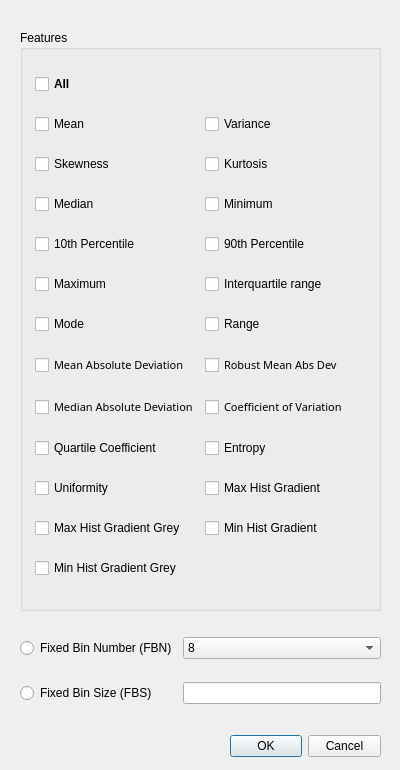
Old version of the form platform/popup_Histogram.ui in the repository Jiwon-Hwang/Radiomics-Feature-Extraction.
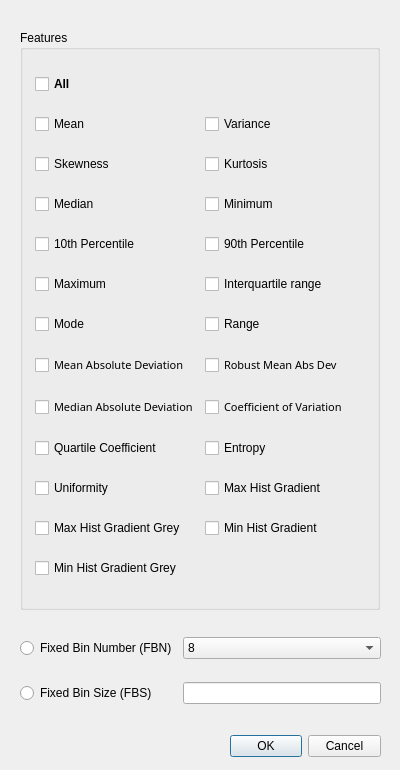
New version of the form.

The edit to the form file:
```diff
--- a/platform/popup_Histogram.ui
+++ b/platform/popup_Histogram.ui
@@ -43,8 +43,8 @@
     <rect>
      <x>20</x>
      <y>30</y>
-     <width>361</width>
-     <height>581</height>
+     <width>360</width>
+     <height>580</height>
     </rect>
    </property>
    <property name="title">
```
